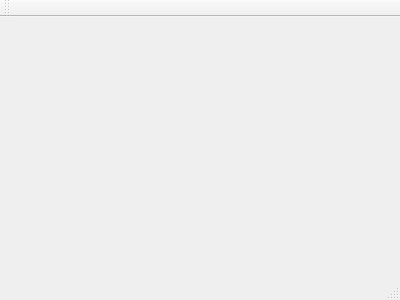
Above: Menters-and-Mentees-Matching-Program/mainwindow.ui from shuanglengyunji/Menters-and-Mentees-Matching-Program before the change. Below: the same form after it.
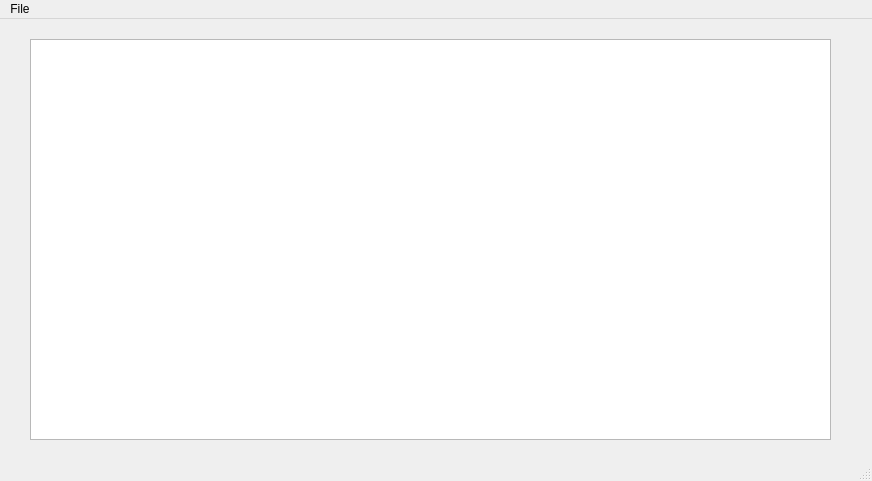
That is the form after the change.

Commit message: 12/06/2019 added a tableview and connected it to table in the database

```diff
--- a/Menters-and-Mentees-Matching-Program/mainwindow.ui
+++ b/Menters-and-Mentees-Matching-Program/mainwindow.ui
@@ -1,24 +1,69 @@
 <ui version="4.0">
  <class>MainWindow</class>
- <widget class="QMainWindow" name="MainWindow" >
-  <property name="geometry" >
+ <widget class="QMainWindow" name="MainWindow">
+  <property name="geometry">
    <rect>
     <x>0</x>
     <y>0</y>
-    <width>400</width>
-    <height>300</height>
+    <width>872</width>
+    <height>481</height>
    </rect>
   </property>
   <property name="windowTitle" >
    <string>MainWindow</string>
   </property>
-  <widget class="QMenuBar" name="menuBar" />
-  <widget class="QToolBar" name="mainToolBar" />
-  <widget class="QWidget" name="centralWidget" />
-  <widget class="QStatusBar" name="statusBar" />
+  <widget class="QWidget" name="centralWidget">
+   <property name="sizePolicy">
+    <sizepolicy hsizetype="Expanding" vsizetype="Expanding">
+     <horstretch>0</horstretch>
+     <verstretch>0</verstretch>
+    </sizepolicy>
+   </property>
+   <widget class="QTableView" name="tableView_mentors">
+    <property name="geometry">
+     <rect>
+      <x>30</x>
+      <y>20</y>
+      <width>801</width>
+      <height>401</height>
+     </rect>
+    </property>
+    <property name="sortingEnabled">
+     <bool>true</bool>
+    </property>
+   </widget>
+  </widget>
+  <widget class="QMenuBar" name="menuBar">
+   <property name="geometry">
+    <rect>
+     <x>0</x>
+     <y>0</y>
+     <width>872</width>
+     <height>21</height>
+    </rect>
+   </property>
+   <widget class="QMenu" name="menuTest">
+    <property name="title">
+     <string>File</string>
+    </property>
+    <addaction name="actionImport_Mentors"/>
+    <addaction name="actionImport_Mentees"/>
+   </widget>
+   <addaction name="menuTest"/>
+  </widget>
+  <widget class="QStatusBar" name="statusBar"/>
+  <action name="actionImport_Mentors">
+   <property name="text">
+    <string>Import Mentors</string>
+   </property>
+  </action>
+  <action name="actionImport_Mentees">
+   <property name="text">
+    <string>Import Mentees</string>
+   </property>
+  </action>
  </widget>
- <layoutDefault spacing="6" margin="11" />
- <pixmapfunction></pixmapfunction>
+ <layoutdefault spacing="6" margin="11"/>
  <resources/>
  <connections/>
 </ui>
```
Left out of the diff: 5 changed lines with no effect on the pictures. The commit also changes 9 other files.
